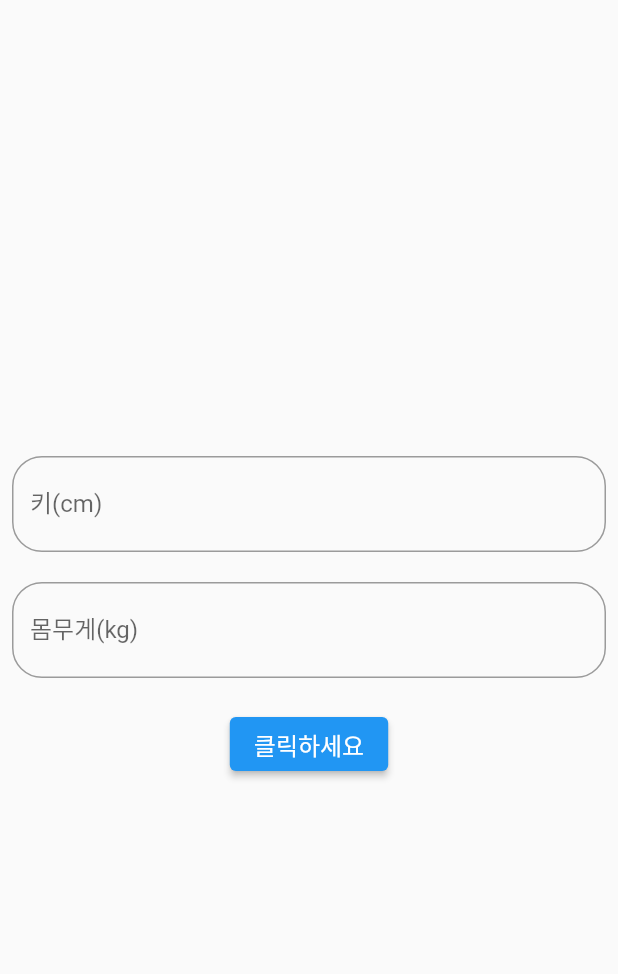
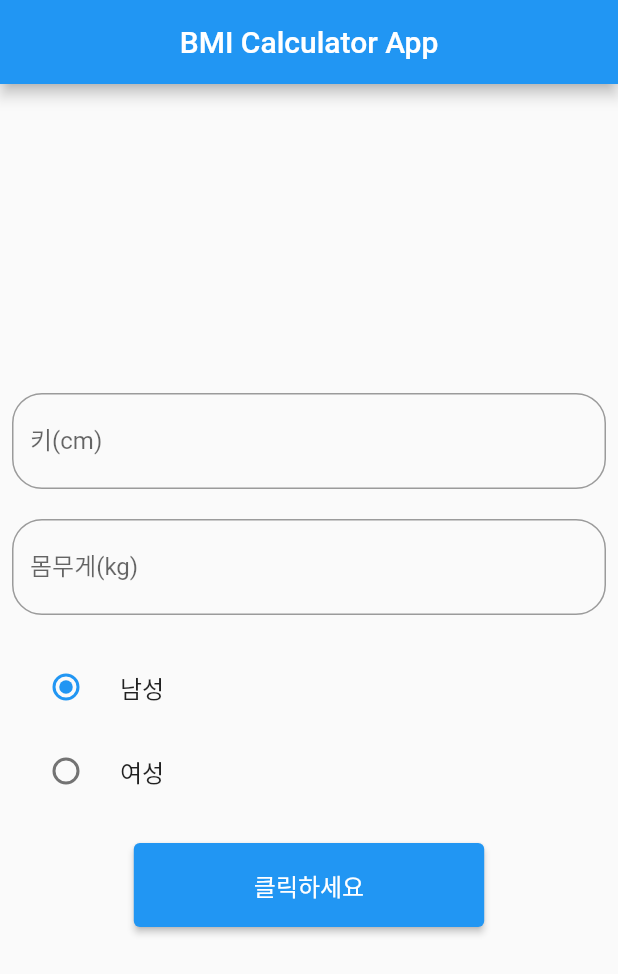
Before and after one commit to Samuel-Lee-kr/GDG_flutter, a Flutter app: the BmiScreen screen opened directly, on a phone screen of 412 x 824 dp. Shown: the top 974 px of the screen. Run offline on Flutter 3.47's test engine with Material 2 defaults, Android fonts, the phone set to English and light mode, and no system bars; network calls fail.

Commit message:
BMI Calculator

```diff
--- a/lib/bmi/bmi_screen.dart
+++ b/lib/bmi/bmi_screen.dart
@@ -10,7 +10,7 @@ class BmiScreen extends StatefulWidget {
 }
 
 class _BmiScreenState extends State<BmiScreen> {
-  int _currentIndex = 0;
+  // int _currentIndex = 0;
   List<String> _hintText = [
     "속이지 말고 정확하게 입력합시다. -_-;;",
     "몸무게 속이지 말라고 했다. 다시 적어라!!",
@@ -21,11 +21,21 @@ class _BmiScreenState extends State<BmiScreen> {
 
   int _heightValue = 0;
   int _weightValue = 0;
-  double bmiValue = 0;
+  double _bmiValue = 0;
+
+  String _gender = "남성";
 
   @override
   Widget build(BuildContext context) {
     return Scaffold(
+      appBar: AppBar(
+        title: Text(
+          "BMI Calculator App",
+          style: TextStyle(fontSize: 20),
+        ),
+        centerTitle: true,
+      ),
+
       //-- area1 : body
       body: Center(
         child: Padding(
@@ -41,9 +51,7 @@ class _BmiScreenState extends State<BmiScreen> {
                       labelText: '키(cm)',
                       border: OutlineInputBorder(
                         borderRadius: BorderRadius.circular(20),
-                  ),
-                ),
-              ),
+                      ))),
               SizedBox(height: 20),
               TextField(
                   keyboardType: TextInputType.number,
@@ -53,39 +61,54 @@ class _BmiScreenState extends State<BmiScreen> {
                       labelText: '몸무게(kg)',
                       border: OutlineInputBorder(
                         borderRadius: BorderRadius.circular(20),
+                      ))),
+              SizedBox(height: 20),
+              RadioListTile(
+                title: Text("남성"),
+                value: "남성",
+                groupValue: _gender,
+                onChanged: (value) {
+                  setState(() {
+                    _gender = value!;
+                  });
+                },
               ),
-                ),
+              RadioListTile(
+                title: Text("여성"),
+                value: "여성",
+                groupValue: _gender,
+                onChanged: (value) {
+                  setState(() {
+                    _gender = value!;
+                  });
+                },
               ),
               SizedBox(height: 20),
               ElevatedButton(
                 onPressed: () {
-                  if (_heightController.text.isEmpty ||
-                      _weightController.text.isEmpty) {
-                    return ;
+                  if (_heightController.text.isEmpty || _weightController.text.isEmpty) {
+                    return;
                   }
-
-                  //--
 
                   _heightValue = int.parse(_heightController.text);
                   _weightValue = int.parse(_weightController.text);
-
-                  bmiValue = _weightValue / (_heightValue / 100);
 
                   Navigator.push(
                       context,
                       MaterialPageRoute(
                           builder: (_) => BmiResultScreen(
                                 height: _heightValue,
-                            weight: _heightValue,
+                                weight: _weightValue,
+                                gender: _gender,
                               )));
-
-                  _heightController.text = "";
-                  _weightController.text = "";
                 },
+                child: Padding(
+                  padding: const EdgeInsets.symmetric(vertical: 16, horizontal: 64),
                   child: Text(
                     // "${_heightValue}  :  ${_weightValue}",
                     "클릭하세요",
                     style: TextStyle(fontSize: 16),
+                  ),
                 ),
               ),
             ],
--- a/lib/home/screen/HomeScreen.dart
+++ b/lib/home/screen/home_screen.dart
@@ -35,8 +35,8 @@ class _HomeScreenState extends State<HomeScreen> {
           setState(() {});
         },
         items: [
-          BottomNavigationBarItem(icon: Icon(Icons.favorite), label: ''),
-          BottomNavigationBarItem(icon: Icon(Icons.add), label: ''),
+          BottomNavigationBarItem(icon: Icon(Icons.add), label: 'Calculator'),
+          BottomNavigationBarItem(icon: Icon(Icons.calculate_outlined), label: 'BMI'),
         ],
       ),
     );
--- a/lib/main.dart
+++ b/lib/main.dart
@@ -1,5 +1,5 @@
 import 'package:flutter/material.dart';
-import 'package:songdo_study/home/screen/HomeScreen.dart';
+import 'package:songdo_study/home/screen/home_screen.dart';
 
 void main() {
   runApp(const MyApp());
```
Also changed, not shown: lib/bmi/bmi_result_screen.dart (+80 -2 lines). Lines whose indentation alone changed are shown as unchanged.
